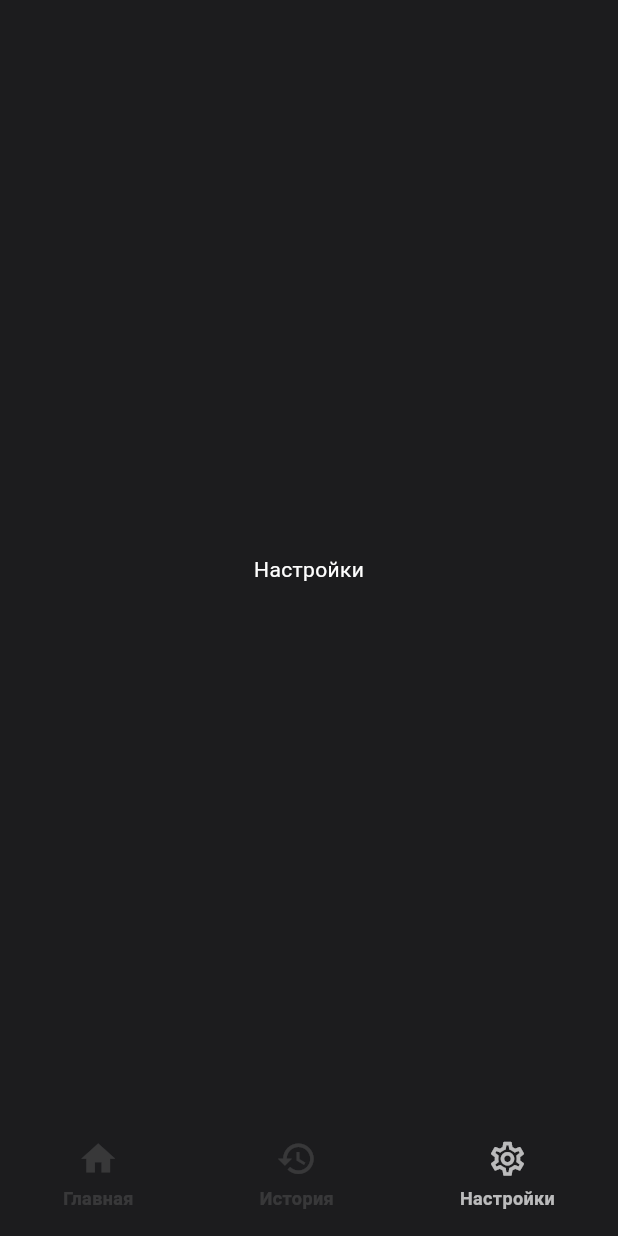
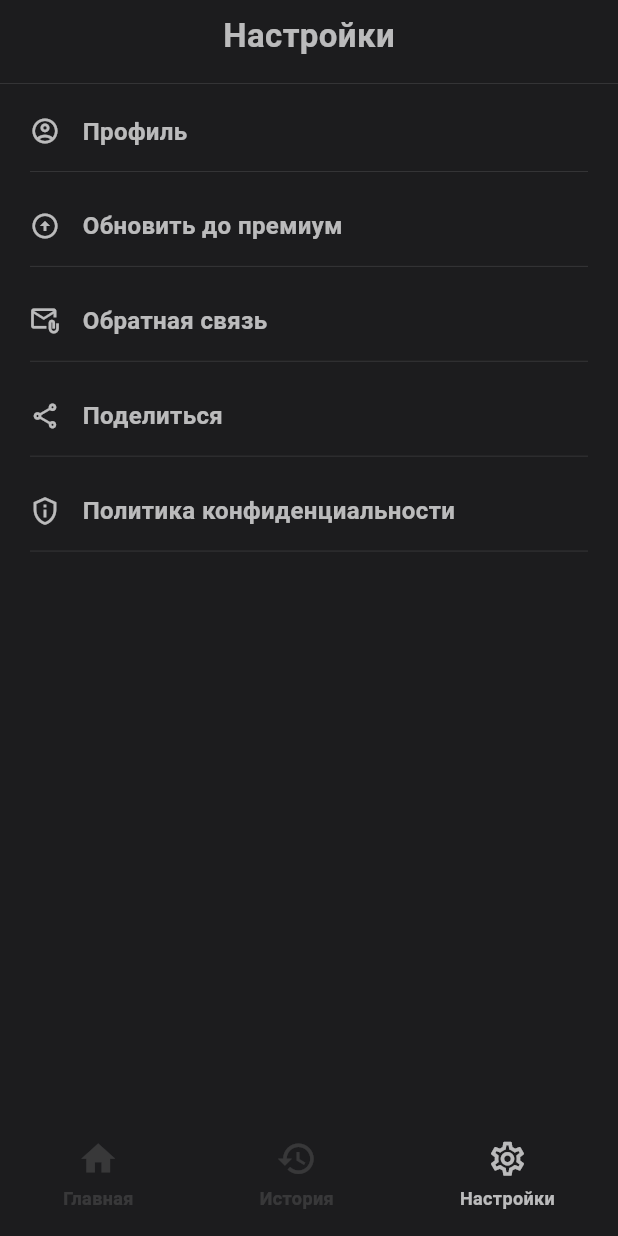
Before and after one commit to Sinikamia/gpt_prompt_builder, a Flutter app: the screen it shows after launch, item 3 of the bottom bar chosen, on a phone screen of 412 x 824 dp. Run offline on Flutter 3.47's test engine with Material 3 defaults, Android fonts, the phone set to English and light mode, and no system bars.

Commit message:
history and settings

```diff
--- /dev/null
+++ b/lib/constants/settings_button_name.dart
@@ -0,0 +1,13 @@
+import 'package:flutter/material.dart';
+import 'package:gpt_prompt_builder/features/settings/domain/models/settings_button_models.dart';
+
+List<SettingsButtonName> settingsButtonName = <SettingsButtonName>[
+  SettingsButtonName(text: 'Профиль', icon: Icons.account_circle_outlined),
+  SettingsButtonName(text: 'Обновить до премиум', icon: Icons.arrow_circle_up),
+  SettingsButtonName(text: 'Обратная связь', icon: Icons.attach_email_outlined),
+  SettingsButtonName(text: 'Поделиться', icon: Icons.share_outlined),
+  SettingsButtonName(
+    text: 'Политика конфиденциальности',
+    icon: Icons.privacy_tip_outlined,
+  ),
+];
--- /dev/null
+++ b/lib/features/settings/presentation/ui/settings_screen.dart
@@ -0,0 +1,26 @@
+import 'package:flutter/material.dart';
+import 'package:gpt_prompt_builder/constants/settings_button_name.dart';
+import 'package:gpt_prompt_builder/features/settings/presentation/ui/widgets/button_settings.dart';
+import 'package:gpt_prompt_builder/shared/widgets/app_bar/app_bar_universal.dart';
+
+class SettingsScreen extends StatelessWidget {
+  const SettingsScreen({super.key});
+
+  @override
+  Widget build(BuildContext context) {
+    return Scaffold(
+      backgroundColor: Color(0xFF1C1C1E),
+      appBar: AppBarUniversal(text: 'Настройки', showBottomLine: true),
+      body: ListView.builder(
+        itemCount: settingsButtonName.length,
+        itemBuilder: (context, index) {
+          return ButtonSettings(
+            text: settingsButtonName[index].text,
+            icon: settingsButtonName[index].icon,
+            onTap: () {},
+          );
+        },
+      ),
+    );
+  }
+}
--- /dev/null
+++ b/lib/features/settings/presentation/ui/widgets/button_settings.dart
@@ -0,0 +1,44 @@
+import 'package:flutter/material.dart';
+
+class ButtonSettings extends StatelessWidget {
+  final Function() onTap;
+  final String text;
+  final IconData icon;
+  const ButtonSettings({
+    super.key,
+    required this.onTap,
+    required this.text,
+    required this.icon,
+  });
+
+  @override
+  Widget build(BuildContext context) {
+    double width = MediaQuery.of(context).size.width;
+    const myStyle = TextStyle(
+      color: Colors.white70,
+      fontSize: 16,
+      fontWeight: FontWeight.w600,
+    );
+    return Padding(
+      padding: const EdgeInsets.symmetric(horizontal: 20.0, vertical: 5.0),
+      child: Column(
+        children: [
+          InkWell(
+            onTap: onTap,
+            child: Padding(
+              padding: const EdgeInsets.symmetric(vertical: 15.0),
+              child: Row(
+                children: [
+                  Icon(icon, color: Colors.white70, size: 20),
+                  const SizedBox(width: 15),
+                  Text(text, style: myStyle),
+                ],
+              ),
+            ),
+          ),
+          Container(height: 0.3, width: width, color: Colors.white24),
+        ],
+      ),
+    );
+  }
+}
--- a/lib/main.dart
+++ b/lib/main.dart
@@ -1,5 +1,7 @@
 import 'package:flutter/material.dart';
+import 'package:gpt_prompt_builder/features/history/presentation/ui/history_screen.dart';
 import 'package:gpt_prompt_builder/features/home/presentation/ui/home_screen.dart';
+import 'package:gpt_prompt_builder/features/settings/presentation/ui/settings_screen.dart';
 import 'package:gpt_prompt_builder/shared/widgets/bottom_navigation_bar/bottom_navigation_bar_main.dart';
 
 void main() {
@@ -56,8 +58,8 @@ class _MyHomePageState extends State<MyHomePage> {
 
   List<Widget> get screens => [
     HomeScreen(controller: _controller),
-    Center(child: Text('История', style: TextStyle(color: Colors.white))),
-    Center(child: Text('Настройки', style: TextStyle(color: Colors.white))),
+    HistoryScreen(),
+    SettingsScreen(),
   ];
 
   @override
--- /dev/null
+++ b/lib/shared/widgets/app_bar/app_bar_universal.dart
@@ -0,0 +1,61 @@
+import 'package:flutter/material.dart';
+
+class AppBarUniversal extends StatelessWidget implements PreferredSizeWidget {
+  final Function()? onTap;
+  final String text;
+  final IconData? icon;
+  final bool showBottomLine;
+  const AppBarUniversal({
+    super.key,
+    this.onTap,
+    required this.text,
+    this.icon,
+    this.showBottomLine = false,
+  });
+
+  @override
+  Widget build(BuildContext context) {
+    const myStyle = TextStyle(
+      color: Colors.white70,
+      fontSize: 22,
+      fontWeight: FontWeight.w600,
+    );
+    return Container(
+      decoration: BoxDecoration(
+        color: Color(0xFF1C1C1E),
+        border:
+            showBottomLine
+                ? Border(bottom: BorderSide(color: Colors.white24, width: 0.3))
+                : null,
+      ),
+      child: SafeArea(
+        child: Padding(
+          padding: const EdgeInsets.symmetric(horizontal: 16.0, vertical: 8.0),
+          child: Column(
+            children: [
+              icon != null
+                  ? Row(
+                    children: [
+                      Text(text, style: myStyle),
+                      Expanded(
+                        child: Align(
+                          alignment: Alignment.centerRight,
+                          child: InkWell(
+                            onTap: onTap,
+                            child: Icon(icon, color: Colors.white70, size: 30),
+                          ),
+                        ),
+                      ),
+                    ],
+                  )
+                  : Center(child: Text(text, style: myStyle)),
+            ],
+          ),
+        ),
+      ),
+    );
+  }
+
+  @override
+  Size get preferredSize => const Size.fromHeight(kToolbarHeight);
+}
--- a/pubspec.yaml
+++ b/pubspec.yaml
@@ -57,8 +57,8 @@ flutter:
   # the material Icons class.
   uses-material-design: true
 
-  # To add assets to your application, add an assets section, like this:
-  # assets:
+  assets:
+     - assets/
   #   - images/a_dot_burr.jpeg
   #   - images/a_dot_ham.jpeg
 
```
Also changed, not shown: lib/features/history/presentation/ui/history_screen.dart (added, +40 -0 lines), lib/features/home/presentation/ui/home_screen.dart (+6 -2 lines), lib/features/prompt_generation/presentation/ui/prompt_generation_screen.dart (added, +10 -0 lines), lib/features/settings/domain/models/settings_button_models.dart (added, +12 -0 lines), lib/shared/widgets/app_bar/app_bar_home_screen.dart (deleted, +0 -49 lines).
